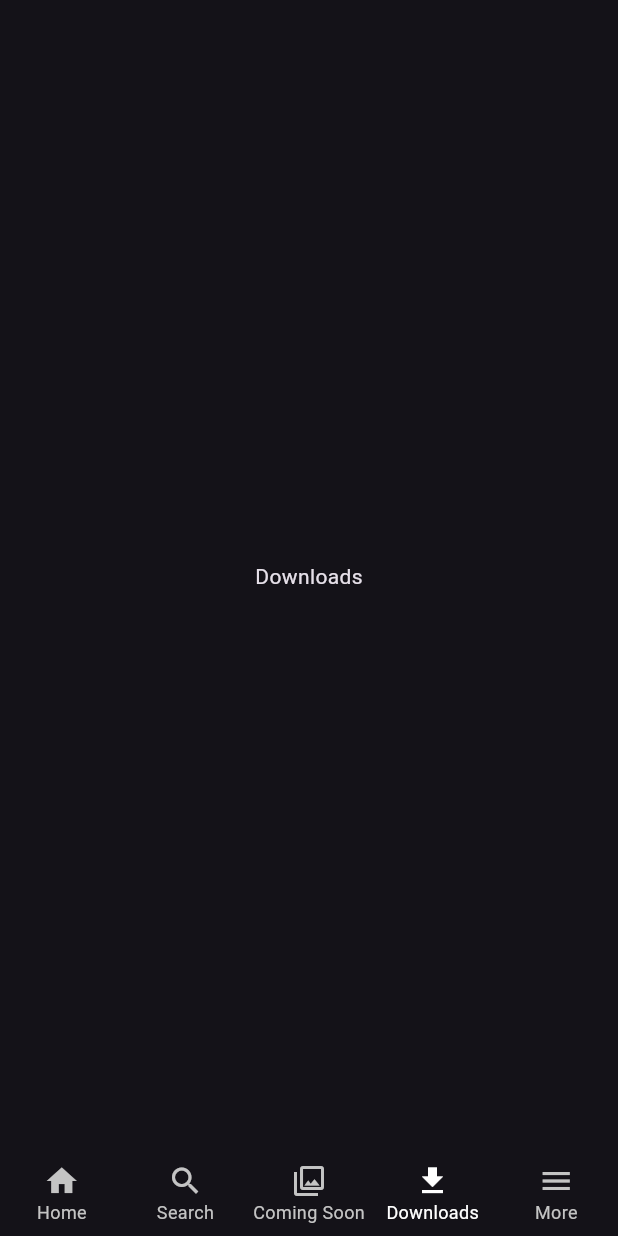
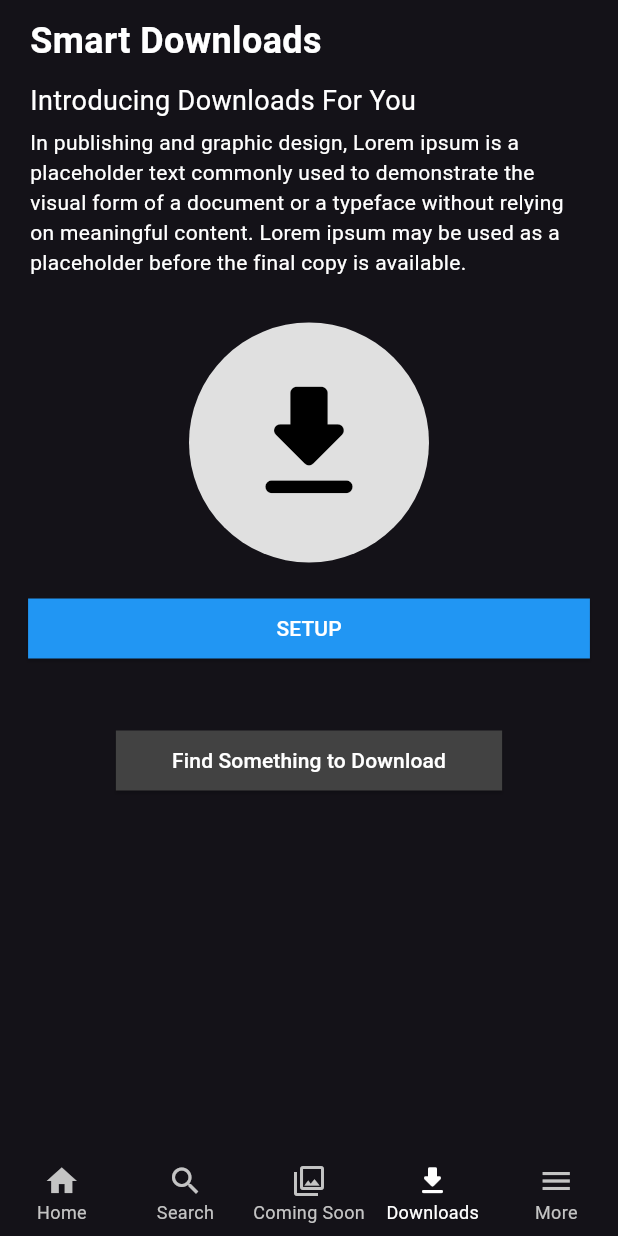
Before and after one commit to Mohammedsajadvt/Netflix-Clone, a Flutter app: the Main screen opened by its route, item 4 of the bottom bar chosen, on a phone screen of 412 x 824 dp. Run offline on Flutter 3.47's test engine with Material 3 defaults, Android fonts, the phone set to English and light mode, and no system bars; our stand-ins replace bloc, flutter_svg, lottie; network calls fail.

Commit message:
"Completed Downloded Screen and Half Completed Search Screen"

```diff
--- a/lib/core/constant_values.dart
+++ b/lib/core/constant_values.dart
@@ -17,4 +17,4 @@ const size20 = 20.0;
 // Colors
 const white = Colors.white;
 const grey = Color(0XFFC4C4C4);
-const search = Color(0XFF424242);
+const lightBlack = Color(0XFF424242);
--- a/lib/presentation/downloads/screen_downloads.dart
+++ b/lib/presentation/downloads/screen_downloads.dart
@@ -1,12 +1,91 @@
 import 'package:flutter/material.dart';
+import 'package:netflix/core/constant_values.dart';
+
 
 class ScreenDownloads extends StatelessWidget {
   const ScreenDownloads({super.key});
 
   @override
   Widget build(BuildContext context) {
-    return Container(
-      child: Center(child: Text('Downloads'),),
+    return Scaffold(
+      body: SafeArea(
+        child: SingleChildScrollView(
+          child: Column(
+            crossAxisAlignment: CrossAxisAlignment.start,
+            children: [
+              const Padding(
+                padding: EdgeInsets.symmetric(horizontal: 20, vertical: 10),
+                child: Column(
+                  crossAxisAlignment: CrossAxisAlignment.start,
+                  children: [
+                    Text(
+                      'Smart Downloads',
+                      style: TextStyle(color: white,fontSize: 24, fontWeight: FontWeight.bold),
+                    ),
+                    SizedBox(height: 10),
+                    Text(
+                      'Introducing Downloads For You',
+                      style: TextStyle(color: white,fontSize: 18),
+                    ),
+                    SizedBox(height: 5),
+                    Text(
+                      'In publishing and graphic design, Lorem ipsum is a placeholder text commonly used to demonstrate the visual form of a document or a typeface without relying on meaningful content. Lorem ipsum may be used as a placeholder before the final copy is available.',
+                      style: TextStyle(color: white,fontSize: 14),
+                      textAlign: TextAlign.start,
+                    ),
+                  ],
+                ),
+              ),
+              const SizedBox(height: 20),
+              Center(
+                child: CircleAvatar(
+                  backgroundColor: Colors.grey[300],
+                  radius: 80,
+                  child: const Icon(
+                    Icons.download_rounded,
+                    color: Colors.black,
+                    size: 100,
+                  ),
+                ),
+              ),
+              const SizedBox(height: 20),
+              Center(
+                child: SizedBox(
+                  width: MediaQuery.of(context).size.width / 1.1,
+                  child: ElevatedButton(
+                    onPressed: () {},
+                    style: ElevatedButton.styleFrom(
+                      backgroundColor: Colors.blue,
+                      foregroundColor: white,
+                      shape: const RoundedRectangleBorder(
+                        borderRadius: BorderRadius.zero,
+                      ),
+                    ),
+                    child: const Text('SETUP'),
+                  ),
+                ),
+              ),
+              const SizedBox(height: 40),
+              Center(
+                child: SizedBox(
+                  width: MediaQuery.of(context).size.width / 1.6,
+                  child: ElevatedButton(
+                    onPressed: () {},
+                    style: ElevatedButton.styleFrom(
+                      backgroundColor: lightBlack,
+                      foregroundColor: white,
+                      shape: const RoundedRectangleBorder(
+                        borderRadius: BorderRadius.zero,
+                      ),
+                    ),
+                    child: const Text('Find Something to Download'),
+                  ),
+                ),
+              ),
+            ],
+          ),
+        ),
+      ),
     );
   }
 }
--- a/lib/presentation/home/screen_home.dart
+++ b/lib/presentation/home/screen_home.dart
@@ -1,6 +1,6 @@
 import 'package:flutter/material.dart';
-import 'package:netflix/presentation/home/widgets/FirstPartHomeScreen.dart';
-import 'package:netflix/presentation/home/widgets/main_card.dart';
+import 'package:netflix/presentation/widgets/FirstPartHomeScreen.dart';
+import 'package:netflix/presentation/widgets/main_card.dart';
 import 'package:netflix/presentation/widgets/main_title.dart';
 
 class ScreenHome extends StatelessWidget {
--- a/lib/presentation/widgets/bottom_navigation.dart
+++ b/lib/presentation/widgets/bottom_navigation.dart
@@ -38,7 +38,7 @@ class BottomNavigation extends StatelessWidget {
               label: "Coming Soon",
             ),
             BottomNavigationBarItem(
-              icon: Icon(Icons.download),
+              icon: Icon(Icons.download_rounded),
               label: "Downloads",
             ),
             BottomNavigationBarItem(
```
Also changed, not shown: lib/presentation/search/screen_search.dart (+17 -9 lines), lib/presentation/widgets/maincard.dart (added, +52 -0 lines), lib/presentation/widgets/FirstPartHomeScreen.dart (renamed from lib/presentation/home/widgets/FirstPartHomeScreen.dart), lib/presentation/widgets/main_card.dart (renamed from lib/presentation/home/widgets/main_card.dart).
